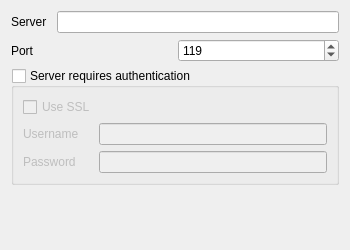
This is src/serversettings.ui in ChaosWars/knewz as Qt 5 draws it before an edit. The edited form follows.
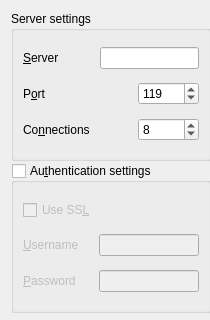
This is the edited form. Custom widgets are drawn as their Qt base class.

The edit to the form file:
```diff
--- a/src/serversettings.ui
+++ b/src/serversettings.ui
@@ -8,19 +8,31 @@
    <rect>
     <x>0</x>
     <y>0</y>
-    <width>350</width>
-    <height>250</height>
+    <width>210</width>
+    <height>320</height>
    </rect>
   </property>
   <property name="minimumSize" >
    <size>
-    <width>350</width>
-    <height>250</height>
+    <width>210</width>
+    <height>320</height>
    </size>
   </property>
   <property name="windowTitle" >
    <string>Server Settings</string>
   </property>
+  <layout class="QVBoxLayout" name="verticalLayout_3" >
+   <item>
+    <widget class="QGroupBox" name="groupBox" >
+     <property name="minimumSize" >
+      <size>
+       <width>200</width>
+       <height>150</height>
+      </size>
+     </property>
+     <property name="title" >
+      <string>Server settings</string>
+     </property>
   <layout class="QVBoxLayout" name="verticalLayout_2" >
    <item>
     <layout class="QHBoxLayout" name="horizontalLayout_3" >
@@ -33,7 +45,7 @@
         </size>
        </property>
        <property name="text" >
-        <string>Server</string>
+           <string>&amp;Server</string>
        </property>
        <property name="buddy" >
         <cstring>kcfg_server</cstring>
@@ -41,12 +53,22 @@
       </widget>
      </item>
      <item>
-      <widget class="QLineEdit" name="kcfg_server" >
-       <property name="toolTip" >
-        <string>Server address</string>
-       </property>
-       <property name="whatsThis" >
-        <string>Address of the NNTP server</string>
+         <spacer name="horizontalSpacer" >
+          <property name="orientation" >
+           <enum>Qt::Horizontal</enum>
+          </property>
+          <property name="sizeHint" stdset="0" >
+           <size>
+            <width>40</width>
+            <height>20</height>
+           </size>
+          </property>
+         </spacer>
+        </item>
+        <item>
+         <widget class="KLineEdit" name="kcfg_server" >
+          <property name="showClearButton" stdset="0" >
+           <bool>true</bool>
        </property>
       </widget>
      </item>
@@ -63,7 +85,7 @@
         </size>
        </property>
        <property name="text" >
-        <string>Port</string>
+           <string>P&amp;ort</string>
        </property>
        <property name="buddy" >
         <cstring>kcfg_port</cstring>
@@ -71,13 +93,20 @@
       </widget>
      </item>
      <item>
-      <widget class="QSpinBox" name="kcfg_port" >
-       <property name="toolTip" >
-        <string>Server port</string>
-       </property>
-       <property name="whatsThis" >
-        <string>Port used to connect to the NNTP server</string>
-       </property>
+         <spacer name="horizontalSpacer_2" >
+          <property name="orientation" >
+           <enum>Qt::Horizontal</enum>
+          </property>
+          <property name="sizeHint" stdset="0" >
+           <size>
+            <width>40</width>
+            <height>20</height>
+           </size>
+          </property>
+         </spacer>
+        </item>
+        <item>
+         <widget class="KIntSpinBox" name="kcfg_port" >
        <property name="maximum" >
         <number>65535</number>
        </property>
@@ -89,17 +118,57 @@
     </layout>
    </item>
    <item>
+       <layout class="QHBoxLayout" name="horizontalLayout_5" >
+        <item>
+         <widget class="QLabel" name="label_5" >
+          <property name="text" >
+           <string>Co&amp;nnections</string>
+          </property>
+          <property name="buddy" >
+           <cstring>kcfg_connections</cstring>
+          </property>
+         </widget>
+        </item>
+        <item>
+         <spacer name="horizontalSpacer_3" >
+          <property name="orientation" >
+           <enum>Qt::Horizontal</enum>
+          </property>
+          <property name="sizeHint" stdset="0" >
+           <size>
+            <width>40</width>
+            <height>20</height>
+           </size>
+          </property>
+         </spacer>
+        </item>
+        <item>
+         <widget class="KIntSpinBox" name="kcfg_connections" >
+          <property name="maximum" >
+           <number>65535</number>
+          </property>
+          <property name="value" >
+           <number>8</number>
+          </property>
+         </widget>
+        </item>
+       </layout>
+      </item>
+     </layout>
+    </widget>
+   </item>
+   <item>
     <widget class="QGroupBox" name="kcfg_authentication" >
      <property name="sizePolicy" >
-      <sizepolicy vsizetype="Expanding" hsizetype="Expanding" >
+      <sizepolicy vsizetype="Preferred" hsizetype="Preferred" >
        <horstretch>0</horstretch>
        <verstretch>0</verstretch>
       </sizepolicy>
      </property>
      <property name="minimumSize" >
       <size>
-       <width>210</width>
-       <height>0</height>
+       <width>200</width>
+       <height>150</height>
       </size>
      </property>
      <property name="toolTip" >
@@ -109,7 +178,7 @@
       <string>Check this if the NNTP server requires authentication</string>
      </property>
      <property name="title" >
-      <string>Server requires authentication</string>
+      <string>Au&amp;thentication settings</string>
      </property>
      <property name="checkable" >
       <bool>true</bool>
@@ -127,7 +196,7 @@
          <string>Use SSL encryption to connect to the server.</string>
         </property>
         <property name="text" >
-         <string>Use SSL</string>
+         <string>Use SS&amp;L</string>
         </property>
        </widget>
       </item>
@@ -142,7 +211,7 @@
            </size>
           </property>
           <property name="text" >
-           <string>Username</string>
+           <string>&amp;Username</string>
           </property>
           <property name="buddy" >
            <cstring>kcfg_username</cstring>
@@ -172,7 +241,7 @@
            </size>
           </property>
           <property name="text" >
-           <string>Password</string>
+           <string>&amp;Password</string>
           </property>
           <property name="buddy" >
            <cstring>kcfg_password</cstring>
@@ -184,11 +253,8 @@
           <property name="toolTip" >
            <string>Password for authentication</string>
           </property>
-          <property name="whatsThis" >
-           <string>Password used for authenticating with the NNTP server</string>
-          </property>
-          <property name="echoMode" >
-           <enum>QLineEdit::Password</enum>
+          <property name="passwordMode" >
+           <bool>true</bool>
           </property>
          </widget>
         </item>
@@ -205,13 +271,34 @@
      <property name="sizeHint" stdset="0" >
       <size>
        <width>20</width>
-       <height>4</height>
+       <height>1</height>
       </size>
      </property>
     </spacer>
    </item>
   </layout>
  </widget>
+ <customwidgets>
+  <customwidget>
+   <class>KIntSpinBox</class>
+   <extends>QSpinBox</extends>
+   <header>knuminput.h</header>
+  </customwidget>
+  <customwidget>
+   <class>KLineEdit</class>
+   <extends>QLineEdit</extends>
+   <header>klineedit.h</header>
+  </customwidget>
+ </customwidgets>
+ <tabstops>
+  <tabstop>kcfg_server</tabstop>
+  <tabstop>kcfg_port</tabstop>
+  <tabstop>kcfg_connections</tabstop>
+  <tabstop>kcfg_authentication</tabstop>
+  <tabstop>kcfg_ssl</tabstop>
+  <tabstop>kcfg_username</tabstop>
+  <tabstop>kcfg_password</tabstop>
+ </tabstops>
  <resources/>
  <connections/>
 </ui>
```
Left out of the diff: 15 changed lines with no effect on the pictures. Lines whose indentation alone changed are shown as unchanged.
